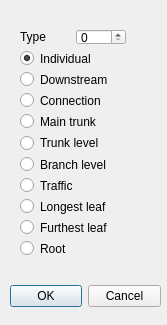
This is neurolabi/gui/swctypedialog.ui in janelia-flyem/NeuTu as Qt 5 draws it before an edit. The edited form follows.
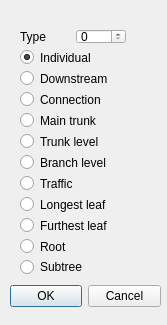
This is the edited form.

Diff of the .ui file:
```diff
--- a/neurolabi/gui/swctypedialog.ui
+++ b/neurolabi/gui/swctypedialog.ui
@@ -35,7 +35,7 @@
      <x>20</x>
      <y>29</y>
      <width>106</width>
-     <height>227</height>
+     <height>245</height>
     </rect>
    </property>
    <layout class="QVBoxLayout" name="verticalLayout">
@@ -163,6 +163,16 @@
       </attribute>
      </widget>
     </item>
+    <item>
+     <widget class="QRadioButton" name="subtreeRadioButton">
+      <property name="text">
+       <string>Subtree</string>
+      </property>
+      <attribute name="buttonGroup">
+       <string notr="true">buttonGroup</string>
+      </attribute>
+     </widget>
+    </item>
    </layout>
   </widget>
  </widget>
```
